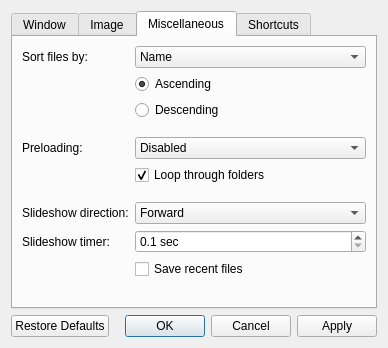
This is src/qvoptionsdialog.ui in jurplel/qView as Qt 5 draws it before an edit. The edited form follows.
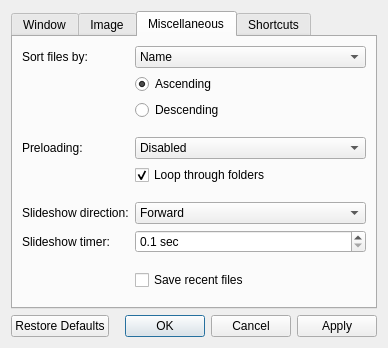
This is the edited form. The open tabs and pages were chosen to show the change.

Commit message: Add missing spacer for recent files checkbox

Diff of the .ui file:
```diff
--- a/src/qvoptionsdialog.ui
+++ b/src/qvoptionsdialog.ui
@@ -572,13 +572,26 @@
          </property>
         </widget>
        </item>
-       <item row="9" column="1">
+       <item row="10" column="1">
         <widget class="QCheckBox" name="saveRecentsCheckbox">
          <property name="text">
           <string>Save recent files</string>
          </property>
         </widget>
        </item>
+       <item row="9" column="1">
+        <spacer name="horizontalSpacer_7">
+         <property name="orientation">
+          <enum>Qt::Horizontal</enum>
+         </property>
+         <property name="sizeHint" stdset="0">
+          <size>
+           <width>40</width>
+           <height>5</height>
+          </size>
+         </property>
+        </spacer>
+       </item>
       </layout>
      </widget>
      <widget class="QWidget" name="shortcuts">
```
